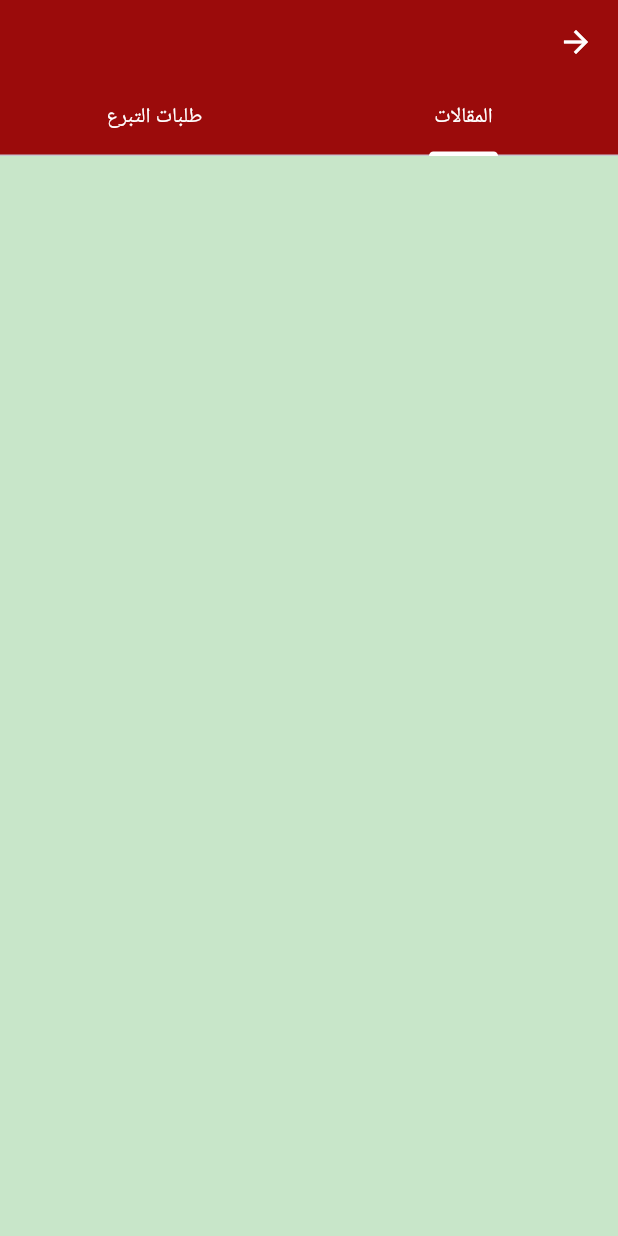
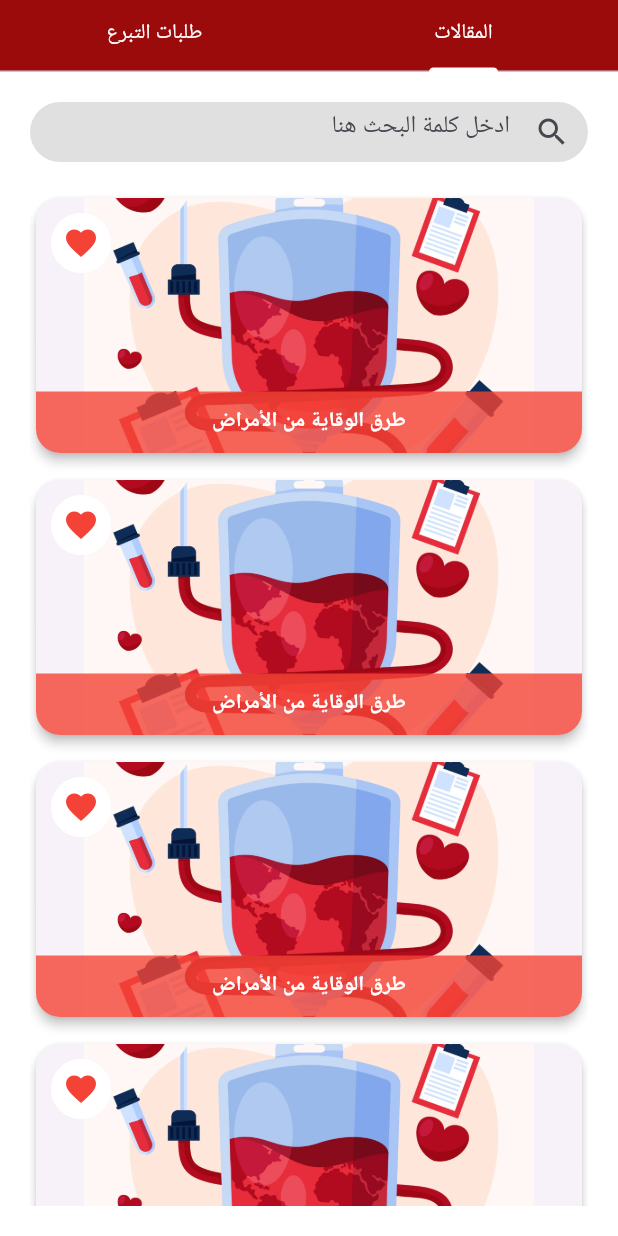
Before and after one commit to mans70q/blood_bank, a Flutter app: the HomeScreen screen opened directly, on a phone screen of 412 x 824 dp. Run offline on Flutter 3.47's test engine with Material 3 defaults, Android fonts, the phone set to English and light mode, and no system bars; our stand-ins replace get.

Commit message:
article screen ui

```diff
--- a/lib/features/auth/presentation/screen/login_screen.dart
+++ b/lib/features/auth/presentation/screen/login_screen.dart
@@ -4,6 +4,7 @@ import 'package:blood_bank/features/auth/presentation/screen/register_screen.dar
 import 'package:blood_bank/features/auth/presentation/widget/custom_submit_button.dart';
 import 'package:flutter/material.dart';
 import 'package:get/get.dart';
+
 import '../../controller/login_controller.dart';
 import 'forget_password.dart';
 
@@ -55,6 +56,9 @@ class LoginScreen extends GetView<LoginController> {
                         onChanged: (val) {
                           controller.rememberMeToggle(val);
                         },
+                        shape: RoundedRectangleBorder(
+                          borderRadius: BorderRadius.circular(5),
+                        ),
                       ),
                       Spacer(),
                       InkWell(
--- a/lib/features/auth/presentation/screen/reset_password.dart
+++ b/lib/features/auth/presentation/screen/reset_password.dart
@@ -61,7 +61,7 @@ class ResetPassword extends GetView<ResetPasswordController> {
                 width: 150,
                 height: 40,
                 decoration: BoxDecoration(
-                  color: Colors.red[600],
+                  color: Theme.of(context).primaryColor,
                   borderRadius: BorderRadius.circular(20),
                 ),
                 child: Text("ارسال", style: TextStyle(color: Colors.white)),
--- /dev/null
+++ b/lib/features/home/presentation/screen/article_screen.dart
@@ -0,0 +1,35 @@
+import 'package:blood_bank/features/home/presentation/widgets/article_card.dart';
+import 'package:blood_bank/features/home/presentation/widgets/search_in_article.dart';
+import 'package:flutter/material.dart';
+
+class ArticleScreen extends StatelessWidget {
+  const ArticleScreen({super.key});
+
+  @override
+  Widget build(BuildContext context) {
+    return Scaffold(
+      body: SafeArea(
+        child: Padding(
+          padding: EdgeInsets.all(20),
+          child: Column(
+            children: [
+              SearchInArticle(),
+              Expanded(
+                child: ListView.separated(
+                  physics: const BouncingScrollPhysics(),
+                  shrinkWrap: true,
+                  scrollDirection: Axis.vertical,
+                  padding: const EdgeInsets.only(top: 20),
+                  itemCount: 5,
+                  separatorBuilder:
+                      (context, index) => const SizedBox(height: 10),
+                  itemBuilder: (context, index) => ArticleCard(),
+                ),
+              ),
+            ],
+          ),
+        ),
+      ),
+    );
+  }
+}
--- a/lib/features/home/presentation/screen/home_screen.dart
+++ b/lib/features/home/presentation/screen/home_screen.dart
@@ -1,3 +1,4 @@
+import 'package:blood_bank/features/home/presentation/screen/article_screen.dart';
 import 'package:flutter/material.dart';
 
 import '../../../../core/styles/colors.dart';
@@ -12,29 +13,20 @@ class HomeScreen extends StatelessWidget {
       child: Scaffold(
         extendBodyBehindAppBar: true,
         appBar: AppBar(
+          toolbarHeight: 0,
           backgroundColor: Colors.transparent,
           elevation: 0,
           flexibleSpace: Container(
-            decoration: BoxDecoration(
-              color: AppColors.primary,
-            ),
+            decoration: BoxDecoration(color: AppColors.primary),
           ),
           bottom: TabBar(
-            tabs: [
-              Tab(text: " المقالات ",),
-              Tab(text: " طلبات التبرع ",),
-            ],
+            tabs: [Tab(text: " المقالات "), Tab(text: " طلبات التبرع ")],
             indicatorColor: AppColors.white,
             labelColor: AppColors.white,
             unselectedLabelColor: AppColors.white,
           ),
         ),
-        body: TabBarView(
-          children: [
-            Container(color: Colors.green[100]),
-            Container(color: Colors.blue[100]),
-          ],
-        ),
+        body: TabBarView(children: [ArticleScreen(), ArticleScreen()]),
       ),
     );
   }
--- a/lib/features/home/presentation/screen/layout_screen.dart
+++ b/lib/features/home/presentation/screen/layout_screen.dart
@@ -1,5 +1,6 @@
 import 'package:flutter/material.dart';
 import 'package:get/get.dart';
+
 import '../../../../core/styles/colors.dart';
 import '../../controller/layout_controller.dart';
 
--- /dev/null
+++ b/lib/features/home/presentation/widgets/article_card.dart
@@ -0,0 +1,52 @@
+import 'package:flutter/material.dart';
+
+class ArticleCard extends StatelessWidget {
+  const ArticleCard({super.key});
+
+  @override
+  Widget build(BuildContext context) {
+    return Card(
+      shape: RoundedRectangleBorder(borderRadius: BorderRadius.circular(16)),
+      elevation: 3,
+      child: ClipRRect(
+        borderRadius: BorderRadius.circular(16),
+        child: Stack(
+          alignment: Alignment.bottomCenter,
+          children: [
+            Image.asset(
+              'assets/images/1.jpg',
+              width: 300,
+              height: 170,
+              fit: BoxFit.cover,
+            ),
+            Container(
+              width: double.infinity,
+              padding: EdgeInsets.symmetric(vertical: 10),
+              color: Colors.red.withOpacity(0.8),
+              child: Text(
+                'طرق الوقاية من الأمراض',
+                textAlign: TextAlign.center,
+                style: TextStyle(
+                  color: Colors.white,
+                  fontWeight: FontWeight.bold,
+                ),
+              ),
+            ),
+            Positioned(
+              top: 10,
+              left: 10,
+              child: CircleAvatar(
+                backgroundColor: Colors.white,
+                child: IconButton(
+                  icon: Icon(Icons.favorite),
+                  onPressed: () {},
+                  color: Colors.red,
+                ),
+              ),
+            ),
+          ],
+        ),
+      ),
+    );
+  }
+}
--- /dev/null
+++ b/lib/features/home/presentation/widgets/search_in_article.dart
@@ -0,0 +1,26 @@
+import 'package:flutter/material.dart';
+
+class SearchInArticle extends StatelessWidget {
+  const SearchInArticle({super.key});
+
+  @override
+  Widget build(BuildContext context) {
+    return Container(
+      width: double.infinity,
+      height: 40,
+      decoration: BoxDecoration(
+        borderRadius: BorderRadius.circular(20),
+        color: Colors.grey[300],
+      ),
+      child: TextFormField(
+        decoration: const InputDecoration(
+          contentPadding: EdgeInsets.symmetric(horizontal: 20),
+
+          border: InputBorder.none,
+          prefixIcon: Icon(Icons.search),
+          hintText: "ادخل كلمة البحث هنا",
+        ),
+      ),
+    );
+  }
+}
```
